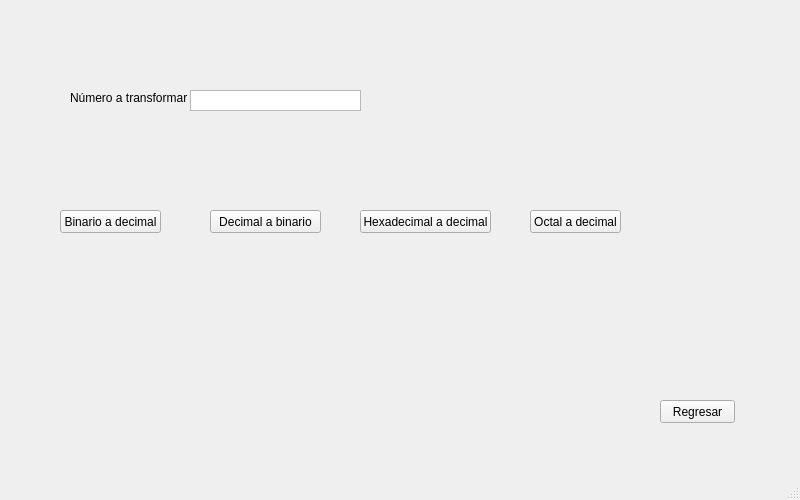
This is Proyecto/SistemasNumeros.ui in Vrouqen/Metodos-Numericos as Qt 5 draws it before an edit. The edited form follows.
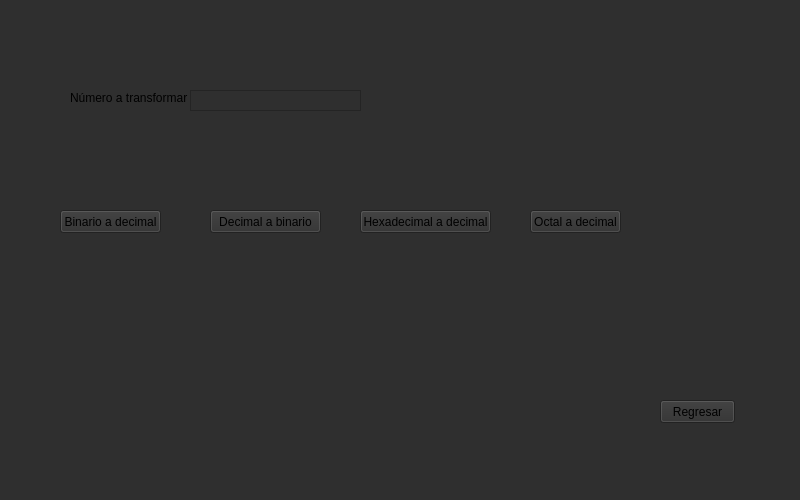
This is the edited form.

Commit message:
Mejoras en la interfaz de usuario
Se modificaron los colores y el tipo de letra de las ventanas

Diff of the .ui file:
```diff
--- a/Proyecto/SistemasNumeros.ui
+++ b/Proyecto/SistemasNumeros.ui
@@ -13,6 +13,9 @@
   <property name="windowTitle">
    <string>MainWindow</string>
   </property>
+  <property name="styleSheet">
+   <string notr="true">background-color: rgb(47, 47, 47);</string>
+  </property>
   <widget class="QWidget" name="centralwidget">
    <widget class="QPushButton" name="botonRegresar">
     <property name="geometry">
```
The commit also changes 7 other files.
